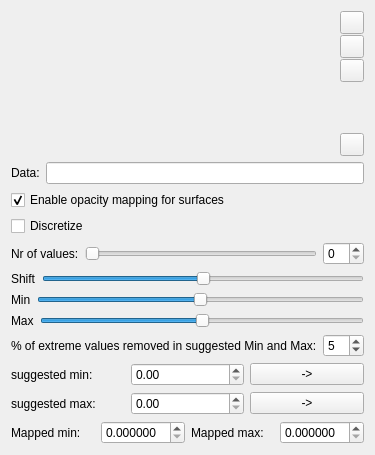
morphomuseum/MorphoDig, file MorphoDig/Qt/mqColorOpacityEditorWidget.ui: the form before one commit.
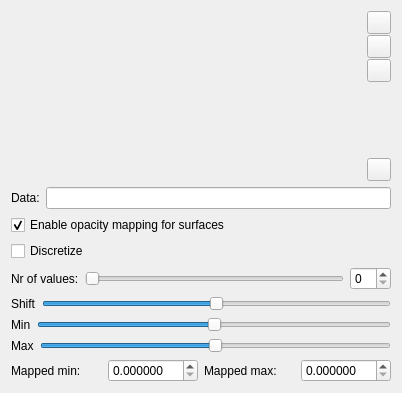
The form after the commit. Icons and pictures are not drawn. Custom widgets are drawn as their Qt base class.

Commit message: Scalars Volume Opacity widget hacks

```diff
--- a/MorphoDig/Qt/mqColorOpacityEditorWidget.ui
+++ b/MorphoDig/Qt/mqColorOpacityEditorWidget.ui
@@ -6,8 +6,8 @@
    <rect>
     <x>0</x>
     <y>0</y>
-    <width>361</width>
-    <height>455</height>
+    <width>402</width>
+    <height>393</height>
    </rect>
   </property>
   <property name="windowTitle">
@@ -278,69 +278,6 @@
        </item>
       </layout>
      </item>
-     <item>
-      <layout class="QHBoxLayout" name="HLayoutRemovePercent">
-       <item>
-        <widget class="QLabel" name="labelRemovePercent">
-         <property name="text">
-          <string>% of extreme values removed in suggested Min and Max:</string>
-         </property>
-        </widget>
-       </item>
-       <item>
-        <widget class="QSpinBox" name="removePercent">
-         <property name="singleStep">
-          <number>1</number>
-         </property>
-         <property name="value">
-          <number>5</number>
-         </property>
-        </widget>
-       </item>
-      </layout>
-     </item>
-     <item>
-      <layout class="QHBoxLayout" name="HLayoutSuggestedMin">
-       <item>
-        <widget class="QLabel" name="lSuggestedMin">
-         <property name="text">
-          <string>suggested min:</string>
-         </property>
-        </widget>
-       </item>
-       <item>
-        <widget class="QDoubleSpinBox" name="suggestedMin"/>
-       </item>
-       <item>
-        <widget class="QPushButton" name="pushScalarSuggestedMin">
-         <property name="text">
-          <string>-&gt;</string>
-         </property>
-        </widget>
-       </item>
-      </layout>
-     </item>
-     <item>
-      <layout class="QHBoxLayout" name="HLayoutSuggestedMax">
-       <item>
-        <widget class="QLabel" name="lSuggestedMax">
-         <property name="text">
-          <string>suggested max:</string>
-         </property>
-        </widget>
-       </item>
-       <item>
-        <widget class="QDoubleSpinBox" name="suggestedMax"/>
-       </item>
-       <item>
-        <widget class="QPushButton" name="pushScalarSuggestedMax">
-         <property name="text">
-          <string>-&gt;</string>
-         </property>
-        </widget>
-       </item>
-      </layout>
-     </item>
      <item>
       <layout class="QHBoxLayout" name="HLayoutMinMax">
        <item>
@@ -378,6 +315,11 @@
   </layout>
  </widget>
  <customwidgets>
+  <customwidget>
+   <class>QReleaseSlider</class>
+   <extends>QSlider</extends>
+   <header>QReleaseSlider.h</header>
+  </customwidget>
   <customwidget>
    <class>mqTransferFunctionWidget</class>
    <extends>QWidget</extends>
@@ -389,11 +331,6 @@
    <extends>QLineEdit</extends>
    <header>mqLineEdit.h</header>
   </customwidget>
-  <customwidget>
-   <class>QReleaseSlider</class>
-   <extends>QSlider</extends>
-   <header>QReleaseSlider.h</header>
-  </customwidget>
  </customwidgets>
  <resources>
   <include location="../Icons/icons.qrc"/>
```
Left out of the diff: 2 changed lines with no effect on the pictures. The commit also changes 9 other files.
